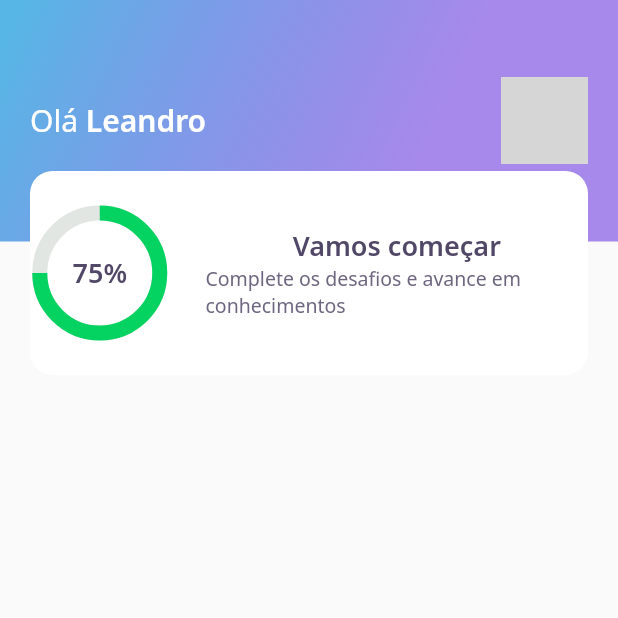
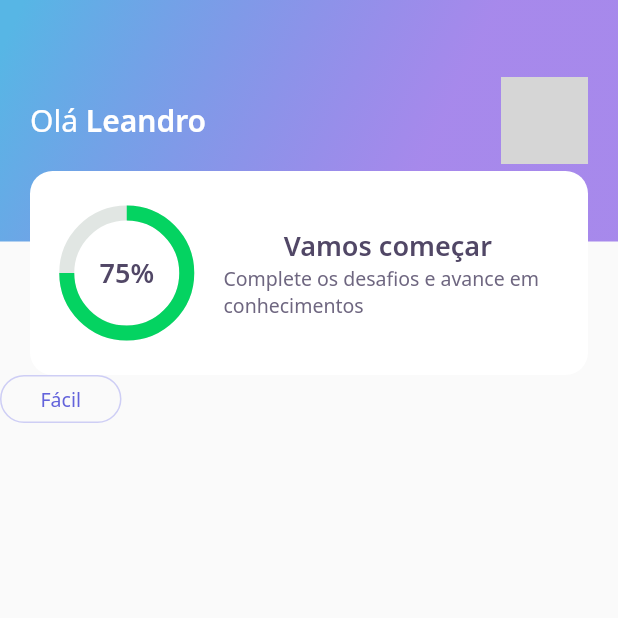
Before and after one commit to khalilpdev/devquiz, a Flutter app: the screen it shows after launch, on a phone screen of 412 x 824 dp, the top half of it. Run offline on Flutter 3.47's test engine with Material 2 defaults, Android fonts, the phone set to English and light mode, and no system bars; our stand-ins replace google_fonts; network calls fail; grey boxes are pictures that could not be loaded.

Commit message:
Criacao do level button facil

```diff
--- a/lib/home/home_page.dart
+++ b/lib/home/home_page.dart
@@ -1,4 +1,5 @@
 import 'package:devquiz/home/widgets/appbar/app_bar_widget.dart';
+import 'package:devquiz/home/widgets/level_button/level_button_widget.dart';
 import 'package:flutter/material.dart';
 
 class HomePage extends StatefulWidget {
@@ -13,6 +14,7 @@ class _HomePageState extends State<HomePage> {
   Widget build(BuildContext context) {
     return Scaffold(
       appBar: AppBarWidget(),
+      body: LevelButtonWidget(),
     );
   }
 }
--- /dev/null
+++ b/lib/home/widgets/level_button/level_button_widget.dart
@@ -0,0 +1,27 @@
+import 'package:devquiz/core/app_colors.dart';
+import 'package:devquiz/core/app_text_styles.dart';
+import 'package:flutter/material.dart';
+import 'package:google_fonts/google_fonts.dart';
+
+class LevelButtonWidget extends StatelessWidget {
+  @override
+  Widget build(BuildContext context) {
+    return Container(
+      decoration: BoxDecoration(
+        borderRadius: BorderRadius.circular(28),
+        border: Border.fromBorderSide(
+            BorderSide(color: AppColors.levelButtonBorderFacil)),
+      ),
+      child: Padding(
+        padding: const EdgeInsets.symmetric(horizontal: 26, vertical: 6),
+        child: Text(
+          "Fácil",
+          style: GoogleFonts.notoSans(
+            color: AppColors.levelButtonTextFacil,
+            fontSize: 13,
+          ),
+        ),
+      ),
+    );
+  }
+}
--- a/lib/home/widgets/score_card/score_card_widget.dart
+++ b/lib/home/widgets/score_card/score_card_widget.dart
@@ -16,7 +16,10 @@ class ScoreCardWidget extends StatelessWidget {
           color: AppColors.white,
           borderRadius: BorderRadius.circular(15),
         ),
+        child: Padding(
+          padding: const EdgeInsets.symmetric(horizontal: 24),
           child: Row(
+            crossAxisAlignment: CrossAxisAlignment.center,
             children: [
               Expanded(
                 flex: 1,
@@ -45,6 +48,7 @@ class ScoreCardWidget extends StatelessWidget {
             ],
           ),
         ),
+      ),
     );
   }
 }
```
Lines whose indentation alone changed are shown as unchanged.
